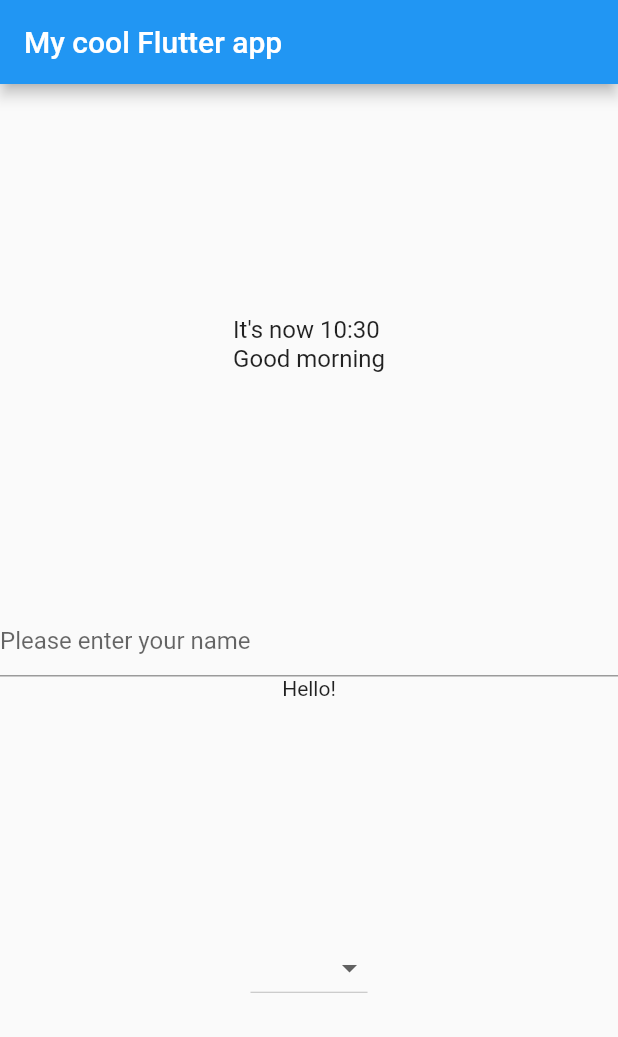
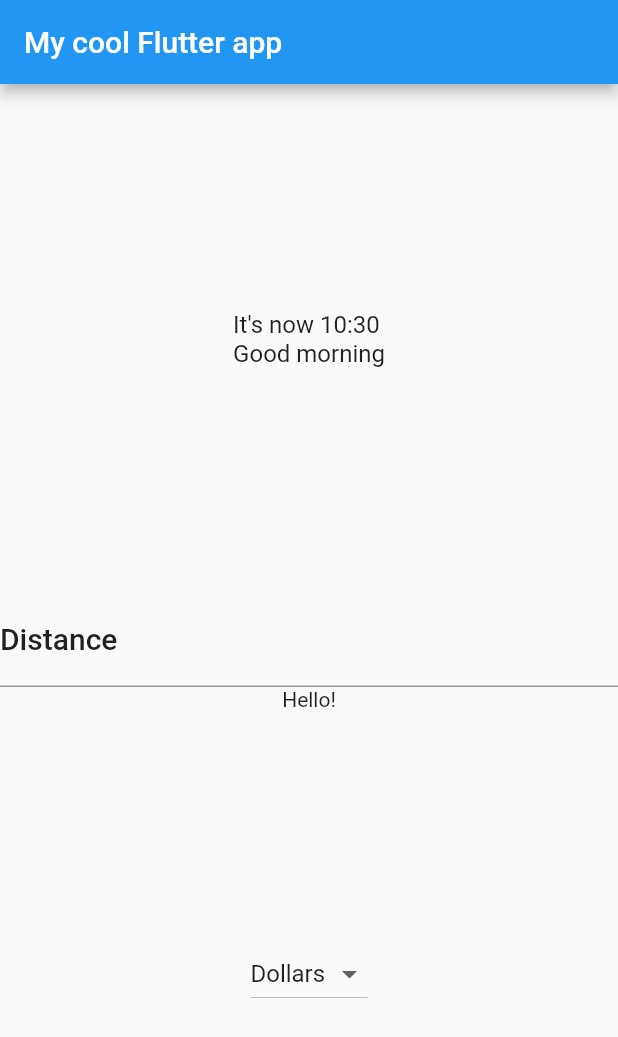
Before and after one commit to yonifra/first_flutter_app, a Flutter app: the screen it shows after launch, on a phone screen of 412 x 824 dp. Shown: the top 1037 px of the screen. Run offline on Flutter 3.47's test engine with Material 2 defaults, Android fonts, the phone set to English and light mode, and no system bars; Roboto replaces fonts that are missing (Manrope).

```diff
--- a/lib/widgets/helloyou.dart
+++ b/lib/widgets/helloyou.dart
@@ -2,7 +2,7 @@ import 'package:flutter/material.dart';
 
 class HelloYou extends StatefulWidget {
   @override
-  State<StatefulWidget> createState() => _HelloYouState();
+  State<HelloYou> createState() => _HelloYouState();
 }
 
 class _HelloYouState extends State<HelloYou> {
@@ -10,11 +10,14 @@ class _HelloYouState extends State<HelloYou> {
 
   @override
   Widget build(BuildContext context) {
+    TextStyle textStyle = Theme.of(context).textTheme.title;
     return Column(
       children: <Widget>[
         TextField(
             decoration: InputDecoration(
               hintText: 'Please enter your name',
+              labelText: 'Distance',
+              labelStyle: textStyle
             ),
             onChanged: (String text) {
               setState(() {
--- a/lib/widgets/mydropdown.dart
+++ b/lib/widgets/mydropdown.dart
@@ -1,16 +1,30 @@
 import 'package:flutter/material.dart';
 
-class MyDropdown extends StatelessWidget {
+class MyDropdown extends StatefulWidget {
+  @override
+  State<MyDropdown> createState() => DropdownState();
+}
+
+class DropdownState extends State<MyDropdown> {
+  final _currencies = ['Dollars', 'Euro', 'Pounds'];
+  String _selectedCurrency = 'Dollars';
+
   @override
   Widget build(BuildContext context) {
     return DropdownButton<String>(
-      items: <String>['Dollars', 'Euro', 'Pounds'].map((String value) {
+      items: _currencies.map((String value) {
         return DropdownMenuItem<String>(
           value: value,
           child: Text(value),
+          key: Key(value),
         );
       }).toList(),
-      onChanged: (_){},
+      onChanged: (String c){
+        setState(() {
+          _selectedCurrency = c;
+        });
+      },
+      value: _selectedCurrency,
     );
   }
 }
```
Also changed, not shown: 1 other file.
